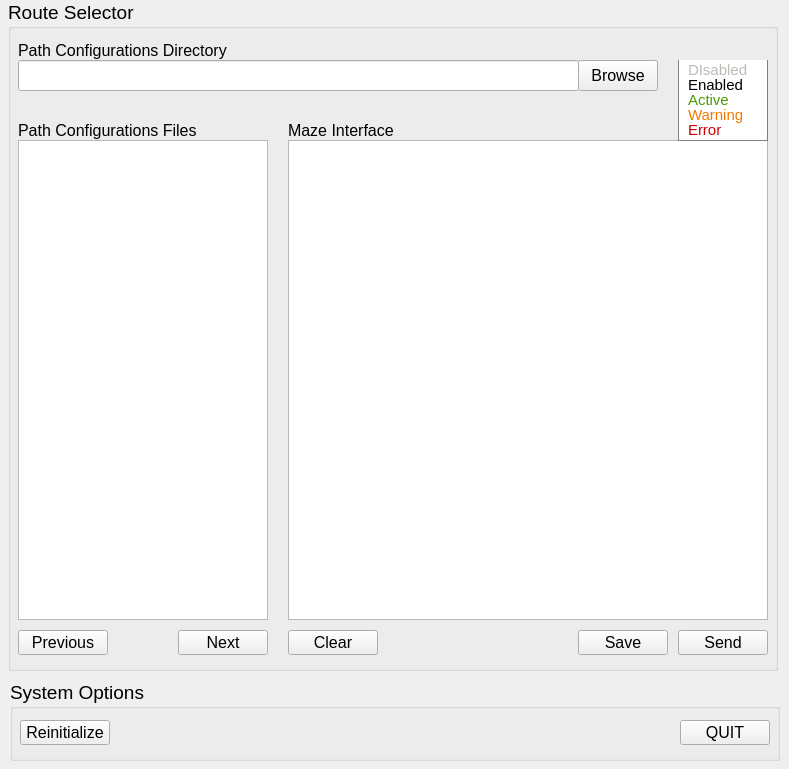
Old version of the form src/omniroute_operation/src/three_by_three_interface/interface.ui in the repository NC4Lab/omniroute_ubuntu_ws.
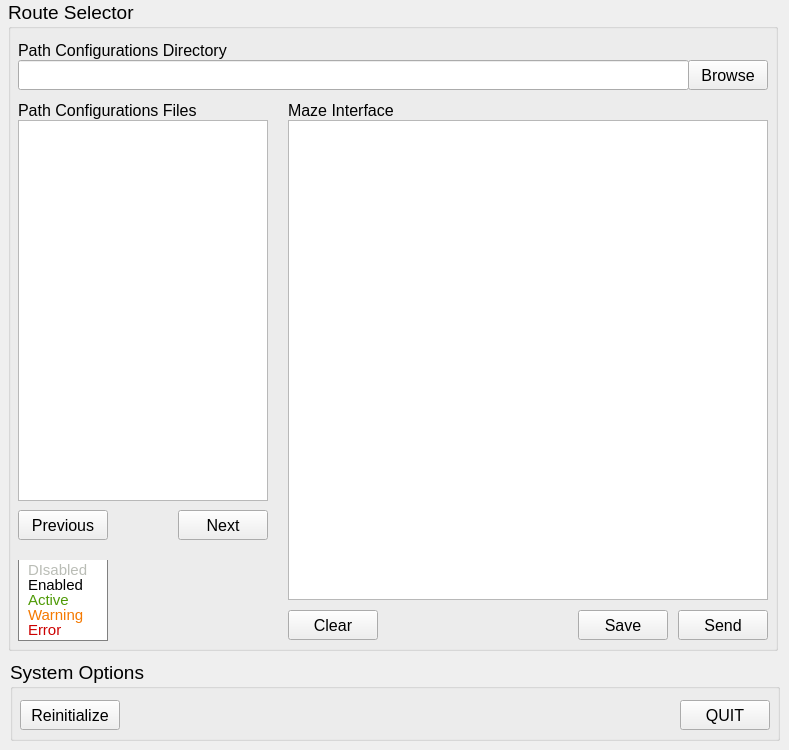
New version of the form.

What changed in the file:
```diff
--- a/src/omniroute_operation/src/three_by_three_interface/interface.ui
+++ b/src/omniroute_operation/src/three_by_three_interface/interface.ui
@@ -10,7 +10,7 @@
     <x>0</x>
     <y>0</y>
     <width>789</width>
-    <height>769</height>
+    <height>750</height>
    </rect>
   </property>
   <property name="windowTitle">
@@ -22,7 +22,7 @@
      <x>8</x>
      <y>0</y>
      <width>770</width>
-     <height>671</height>
+     <height>651</height>
     </rect>
    </property>
    <property name="font">
@@ -38,8 +38,8 @@
      <rect>
       <x>10</x>
       <y>60</y>
-      <width>561</width>
-      <height>31</height>
+      <width>671</width>
+      <height>30</height>
      </rect>
     </property>
     <property name="font">
@@ -69,10 +69,10 @@
    <widget class="QPushButton" name="fileBrowseBtn">
     <property name="geometry">
      <rect>
-      <x>570</x>
+      <x>680</x>
       <y>60</y>
       <width>80</width>
-      <height>31</height>
+      <height>30</height>
      </rect>
     </property>
     <property name="font">
@@ -88,9 +88,9 @@
     <property name="geometry">
      <rect>
       <x>10</x>
-      <y>630</y>
+      <y>510</y>
       <width>90</width>
-      <height>25</height>
+      <height>30</height>
      </rect>
     </property>
     <property name="font">
@@ -106,9 +106,9 @@
     <property name="geometry">
      <rect>
       <x>170</x>
-      <y>630</y>
+      <y>510</y>
       <width>90</width>
-      <height>25</height>
+      <height>30</height>
      </rect>
     </property>
     <property name="font">
@@ -124,9 +124,9 @@
     <property name="geometry">
      <rect>
       <x>10</x>
-      <y>140</y>
+      <y>120</y>
       <width>250</width>
-      <height>480</height>
+      <height>381</height>
      </rect>
     </property>
     <property name="font">
@@ -139,9 +139,9 @@
     <property name="geometry">
      <rect>
       <x>280</x>
-      <y>630</y>
+      <y>610</y>
       <width>90</width>
-      <height>25</height>
+      <height>30</height>
      </rect>
     </property>
     <property name="font">
@@ -157,9 +157,9 @@
     <property name="geometry">
      <rect>
       <x>670</x>
-      <y>630</y>
+      <y>610</y>
       <width>90</width>
-      <height>25</height>
+      <height>30</height>
      </rect>
     </property>
     <property name="font">
@@ -175,9 +175,9 @@
     <property name="geometry">
      <rect>
       <x>570</x>
-      <y>630</y>
+      <y>610</y>
       <width>90</width>
-      <height>25</height>
+      <height>30</height>
      </rect>
     </property>
     <property name="font">
@@ -193,7 +193,7 @@
     <property name="geometry">
      <rect>
       <x>10</x>
-      <y>120</y>
+      <y>100</y>
       <width>181</width>
       <height>21</height>
      </rect>
@@ -211,7 +211,7 @@
     <property name="geometry">
      <rect>
       <x>280</x>
-      <y>140</y>
+      <y>120</y>
       <width>480</width>
       <height>480</height>
      </rect>
@@ -220,8 +220,8 @@
    <widget class="QGroupBox" name="keyGroupBox">
     <property name="geometry">
      <rect>
-      <x>670</x>
-      <y>60</y>
+      <x>10</x>
+      <y>560</y>
       <width>90</width>
       <height>81</height>
      </rect>
@@ -342,7 +342,7 @@
     <property name="geometry">
      <rect>
       <x>280</x>
-      <y>120</y>
+      <y>100</y>
       <width>111</width>
       <height>21</height>
      </rect>
@@ -361,7 +361,7 @@
    <property name="geometry">
     <rect>
      <x>10</x>
-     <y>680</y>
+     <y>660</y>
      <width>770</width>
      <height>81</height>
     </rect>
@@ -380,7 +380,7 @@
       <x>670</x>
       <y>40</y>
       <width>90</width>
-      <height>25</height>
+      <height>30</height>
      </rect>
     </property>
     <property name="font">
@@ -397,8 +397,8 @@
      <rect>
       <x>10</x>
       <y>40</y>
-      <width>90</width>
-      <height>25</height>
+      <width>100</width>
+      <height>30</height>
      </rect>
     </property>
     <property name="font">
```
